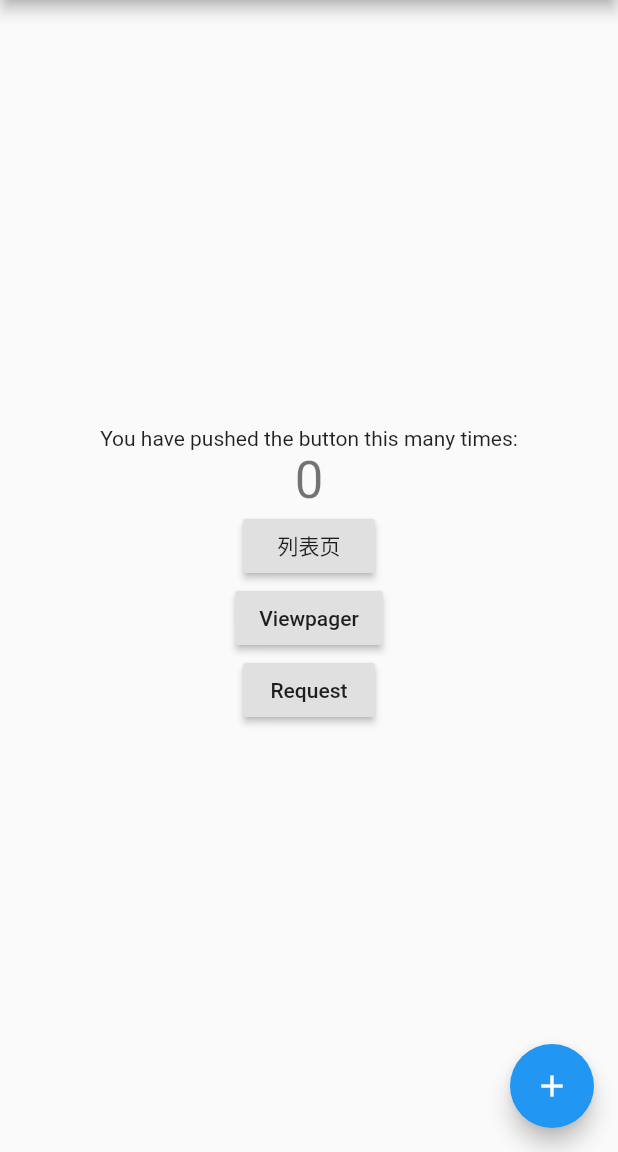
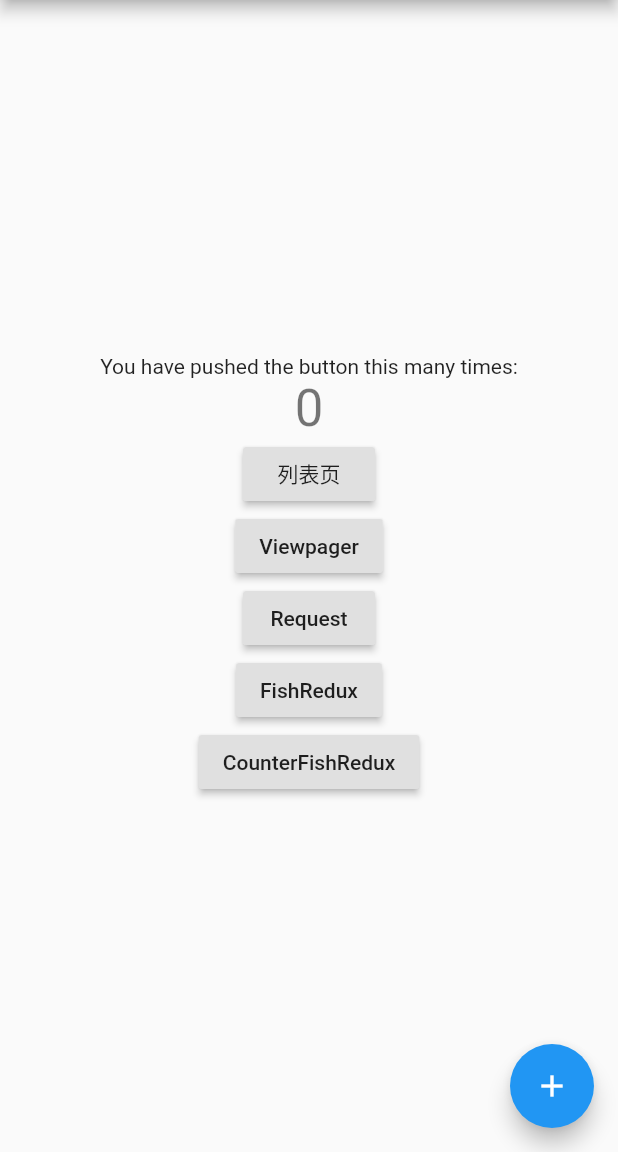
Before and after one commit to damengzai/flutter-test, a Flutter app: the screen it shows after launch, on a phone screen of 412 x 824 dp, the part 84-1236 px from its top. Run offline on Flutter 3.47's test engine with Material 2 defaults, Android fonts, the phone set to English and light mode, and no system bars; our stand-ins replace dio.

Commit message:
no message

```diff
--- a/test_flutter/lib/main.dart
+++ b/test_flutter/lib/main.dart
@@ -1,5 +1,7 @@
 import 'package:flutter/material.dart';
 import 'package:test_flutter/dio/request.dart';
+import 'package:test_flutter/fish_redux/counter_fish_redux/main_page.dart';
+import 'package:test_flutter/fish_redux/main_page.dart';
 import 'package:test_flutter/listview/views/refresh_list_view_demo.dart';
 import 'package:test_flutter/viewpager/view_pager_demo.dart';
 
@@ -22,6 +24,11 @@ class MyApp extends StatelessWidget {
           '/viewPager': (BuildContext context) => new ViewPagerDemo(),
           //viewpager
           '/request': (BuildContext context) => new RequestRoute(),
+          //fish redux
+          '/fishRedux': (BuildContext context) => new FishReduxMainPage(),
+          //counter fish redux
+          '/counterFishRedux': (BuildContext context) =>
+              new CounterFishReduxPageStateless(),
         });
   }
 }
@@ -58,6 +65,14 @@ class _MyHomePageState extends State<MyHomePage> {
 
   _toRequestRoute() {
     Navigator.pushNamed(context, '/request');
+  }
+
+  _toFishRedux() {
+    Navigator.pushNamed(context, '/fishRedux');
+  }
+
+  _toCounterFishRedux() {
+    Navigator.pushNamed(context, '/counterFishRedux');
   }
 
   @override
@@ -112,6 +127,14 @@ class _MyHomePageState extends State<MyHomePage> {
             RaisedButton(
               onPressed: _toRequestRoute,
               child: Text("Request"),
+            ),
+            RaisedButton(
+              onPressed: _toFishRedux,
+              child: Text("FishRedux"),
+            ),
+            RaisedButton(
+              onPressed: _toCounterFishRedux,
+              child: Text("CounterFishRedux"),
             )
           ],
         ),
```
